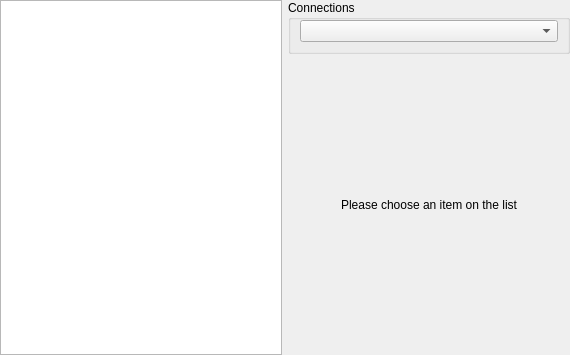
KDE/print-manager, file add-printer/PageDestinations.ui: the form before one commit.
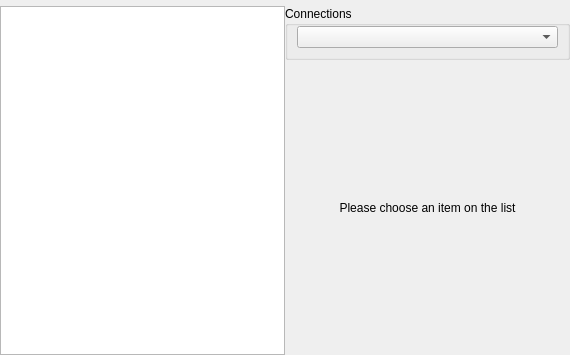
The form after the commit. Custom widgets are drawn as their Qt base class.

```diff
--- a/add-printer/PageDestinations.ui
+++ b/add-printer/PageDestinations.ui
@@ -17,10 +17,13 @@
    </sizepolicy>
   </property>
   <layout class="QGridLayout" name="gridLayout">
+   <property name="horizontalSpacing">
+    <number>0</number>
+   </property>
    <property name="margin">
     <number>0</number>
    </property>
-   <item row="0" column="0">
+   <item row="1" column="0">
     <widget class="QTreeView" name="devicesTV">
      <property name="sizePolicy">
       <sizepolicy hsizetype="MinimumExpanding" vsizetype="Expanding">
@@ -48,7 +51,7 @@
      </attribute>
     </widget>
    </item>
-   <item row="0" column="1">
+   <item row="1" column="1">
     <layout class="QVBoxLayout" name="verticalLayout">
      <property name="spacing">
       <number>0</number>
@@ -104,6 +107,9 @@
      </item>
     </layout>
    </item>
+   <item row="0" column="0" colspan="2">
+    <widget class="KMessageWidget" name="messageWidget" native="true"/>
+   </item>
   </layout>
  </widget>
  <customwidgets>
@@ -112,6 +118,12 @@
    <extends>QComboBox</extends>
    <header>kcombobox.h</header>
   </customwidget>
+  <customwidget>
+   <class>KMessageWidget</class>
+   <extends>QWidget</extends>
+   <header location="global">kmessagewidget.h</header>
+   <container>1</container>
+  </customwidget>
  </customwidgets>
  <resources/>
  <connections/>
```
